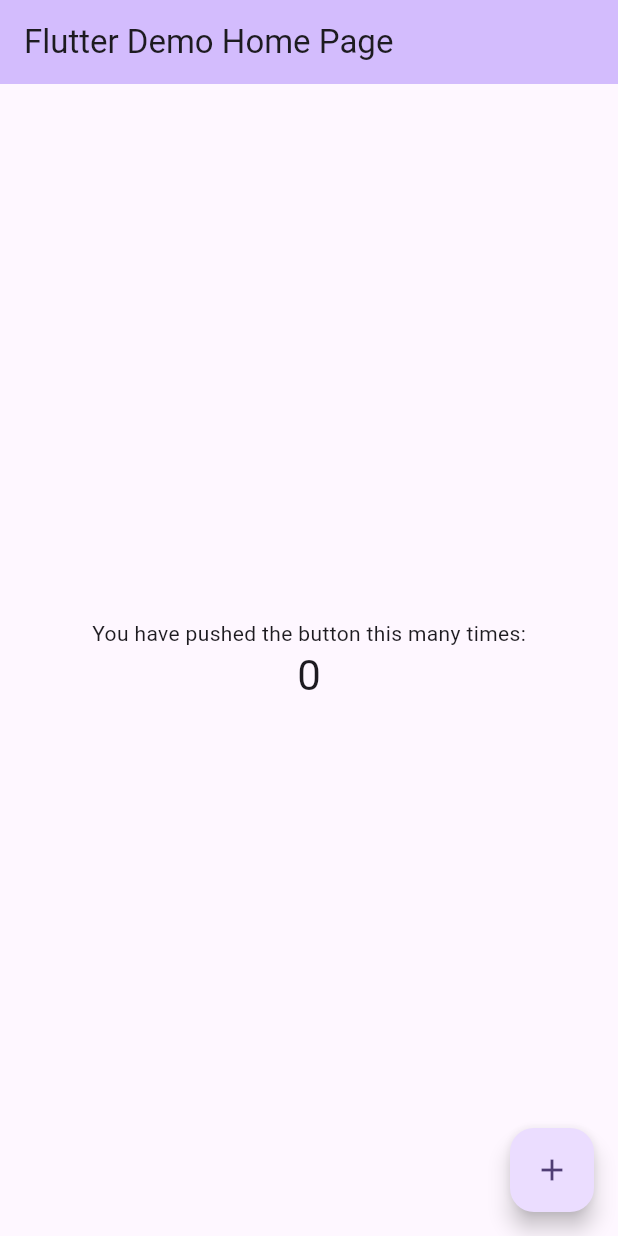
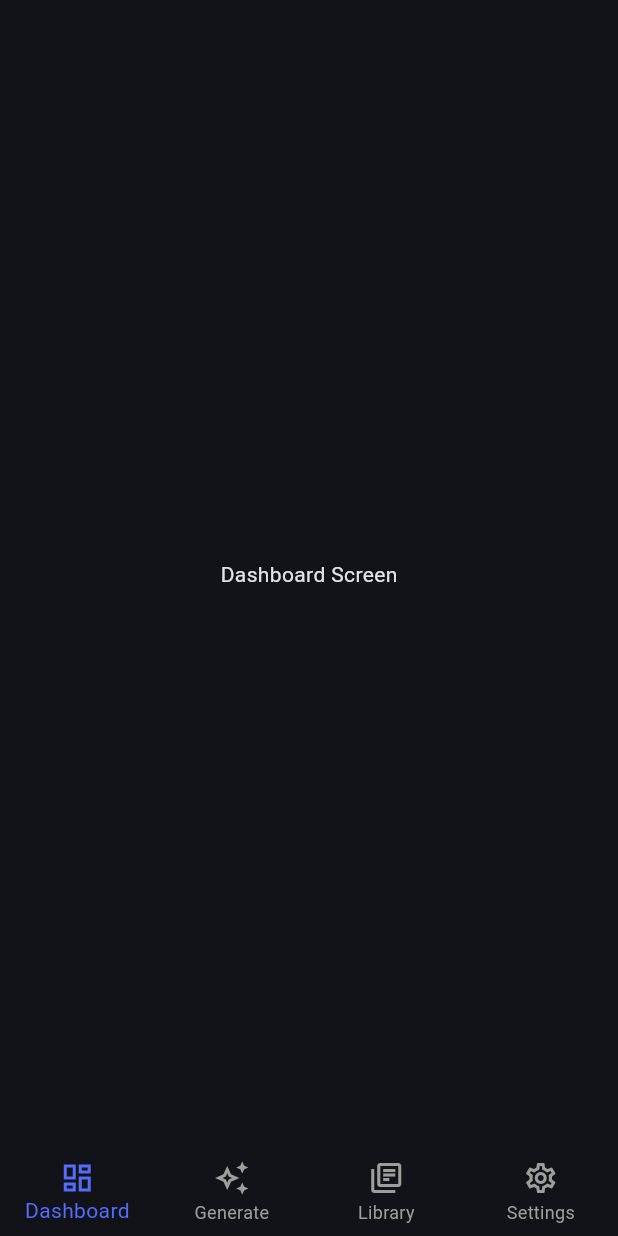
Before and after one commit to could-ai/019a31b2-bb01-7b59-8428-6e5ac2f7c5bf, a Flutter app: the screen it shows after launch, on a phone screen of 412 x 824 dp. Run offline on Flutter 3.47's test engine with Material 3 defaults, Android fonts, the phone set to English and light mode, and no system bars; our stand-ins replace supabase_flutter; accounts and stored records are empty.

Commit message:
Added the `supabase_flutter` dependency to the `pubspec.yaml` file. This package is essential for integrating the Flutter application with the Supabase backend, which will handle user authentication, database storage, and other backend services. This is the first step in connecting the frontend to the backend infrastructure.; Overhauled the main application file to establish the core structure and navigation. This includes initializing Supabase for backend connectivity, setting up a modern, dark theme with the specified indigo color scheme, and implementing a persistent bottom navigation bar. The default placeholder content has been replaced with a `MainScreen` that manages the four main sections of the app: Dashboard, Generate, Library, and Settings, providing a clean and organized foundation for future feature development.; Created a new placeholder file for the Dashboard screen. This screen will eventually display user statistics and usage information, as requested in the project specifications. For now, it serves as a foundational component within the app's navigation structure.; Created a new placeholder file for the Generate screen. This is a core part of the application where users will interact with the AI to generate post ideas and captions. This initial file sets up the routing and provides a designated space for building the content generation interface.; Created a new placeholder file for the Library screen. This section will be used to display all the content that the user has saved from the generation screen. This file establishes the screen's place in the app's navigation and prepares it for the implementation of content storage and display features.; Created a new placeholder file for the Settings screen. This area will house user account information, subscription management, and other application settings. Setting up this file now ensures a complete navigation structure and a dedicated module for user-related configurations.

```diff
--- a/usr/lib/main.dart
+++ b/usr/lib/main.dart
@@ -1,120 +1,96 @@
+import 'package:couldai_user_app/integrations/supabase.dart';
+import 'package:couldai_user_app/screens/dashboard_screen.dart';
+import 'package:couldai_user_app/screens/generate_screen.dart';
+import 'package:couldai_user_app/screens/library_screen.dart';
+import 'package:couldai_user_app/screens/settings_screen.dart';
 import 'package:flutter/material.dart';
+import 'package:supabase_flutter/supabase_flutter.dart';
 
-void main() {
+void main() async {
+  WidgetsFlutterBinding.ensureInitialized();
+
+  await Supabase.initialize(
+    url: SupabaseConfig.supabaseUrl,
+    anonKey: SupabaseConfig.supabaseAnonKey,
+  );
+
   runApp(const MyApp());
 }
 
 class MyApp extends StatelessWidget {
   const MyApp({super.key});
 
-  // This widget is the root of your application.
   @override
   Widget build(BuildContext context) {
     return MaterialApp(
-      title: 'Flutter Demo',
+      title: 'CouldAI Content Assistant',
       debugShowCheckedModeBanner: false,
       theme: ThemeData(
-        // This is the theme of your application.
-        //
-        // TRY THIS: Try running your application with "flutter run". You'll see
-        // the application has a purple toolbar. Then, without quitting the app,
-        // try changing the seedColor in the colorScheme below to Colors.green
-        // and then invoke "hot reload" (save your changes or press the "hot
-        // reload" button in a Flutter-supported IDE, or press "r" if you used
-        // the command line to start the app).
-        //
-        // Notice that the counter didn't reset back to zero; the application
-        // state is not lost during the reload. To reset the state, use hot
-        // restart instead.
-        //
-        // This works for code too, not just values: Most code changes can be
-        // tested with just a hot reload.
-        colorScheme: ColorScheme.fromSeed(seedColor: Colors.deepPurple),
+        colorScheme: ColorScheme.fromSeed(
+          seedColor: Colors.indigo,
+          brightness: Brightness.dark,
+        ),
+        useMaterial3: true,
       ),
-      home: const MyHomePage(title: 'Flutter Demo Home Page'),
+      home: const MainScreen(),
     );
   }
 }
 
-class MyHomePage extends StatefulWidget {
-  const MyHomePage({super.key, required this.title});
-
-  // This widget is the home page of your application. It is stateful, meaning
-  // that it has a State object (defined below) that contains fields that affect
-  // how it looks.
-
-  // This class is the configuration for the state. It holds the values (in this
-  // case the title) provided by the parent (in this case the App widget) and
-  // used by the build method of the State. Fields in a Widget subclass are
-  // always marked "final".
-
-  final String title;
+class MainScreen extends StatefulWidget {
+  const MainScreen({super.key});
 
   @override
-  State<MyHomePage> createState() => _MyHomePageState();
+  State<MainScreen> createState() => _MainScreenState();
 }
 
-class _MyHomePageState extends State<MyHomePage> {
-  int _counter = 0;
+class _MainScreenState extends State<MainScreen> {
+  int _selectedIndex = 0;
 
-  void _incrementCounter() {
+  static const List<Widget> _widgetOptions = <Widget>[
+    DashboardScreen(),
+    GenerateScreen(),
+    LibraryScreen(),
+    SettingsScreen(),
+  ];
+
+  void _onItemTapped(int index) {
     setState(() {
-      // This call to setState tells the Flutter framework that something has
-      // changed in this State, which causes it to rerun the build method below
-      // so that the display can reflect the updated values. If we changed
-      // _counter without calling setState(), then the build method would not be
-      // called again, and so nothing would appear to happen.
-      _counter++;
+      _selectedIndex = index;
     });
   }
 
   @override
   Widget build(BuildContext context) {
-    // This method is rerun every time setState is called, for instance as done
-    // by the _incrementCounter method above.
-    //
-    // The Flutter framework has been optimized to make rerunning build methods
-    // fast, so that you can just rebuild anything that needs updating rather
-    // than having to individually change instances of widgets.
     return Scaffold(
-      appBar: AppBar(
-        // TRY THIS: Try changing the color here to a specific color (to
-        // Colors.amber, perhaps?) and trigger a hot reload to see the AppBar
-        // change color while the other colors stay the same.
-        backgroundColor: Theme.of(context).colorScheme.inversePrimary,
-        // Here we take the value from the MyHomePage object that was created by
-        // the App.build method, and use it to set our appbar title.
-        title: Text(widget.title),
+      body: Center(
+        child: _widgetOptions.elementAt(_selectedIndex),
       ),
-      body: Center(
-        // Center is a layout widget. It takes a single child and positions it
-        // in the middle of the parent.
-        child: Column(
-          // Column is also a layout widget. It takes a list of children and
-          // arranges them vertically. By default, it sizes itself to fit its
-          // children horizontally, and tries to be as tall as its parent.
-          //
-          // Column has various properties to control how it sizes itself and
-          // how it positions its children. Here we use mainAxisAlignment to
-          // center the children vertically; the main axis here is the vertical
-          // axis because Columns are vertical (the cross axis would be
-          // horizontal).
-          //
-          // TRY THIS: Invoke "debug painting" (choose the "Toggle Debug Paint"
-          // action in the IDE, or press "p" in the console), to see the
-          // wireframe for each widget.
-          mainAxisAlignment: MainAxisAlignment.center,
-          children: <Widget>[
-            const Text('You have pushed the button this many times:'),
-            Text('$_counter', style: Theme.of(context).textTheme.headlineMedium),
-          ],
-        ),
+      bottomNavigationBar: BottomNavigationBar(
+        items: const <BottomNavigationBarItem>[
+          BottomNavigationBarItem(
+            icon: Icon(Icons.dashboard_outlined),
+            label: 'Dashboard',
+          ),
+          BottomNavigationBarItem(
+            icon: Icon(Icons.auto_awesome_outlined),
+            label: 'Generate',
+          ),
+          BottomNavigationBarItem(
+            icon: Icon(Icons.library_books_outlined),
+            label: 'Library',
+          ),
+          BottomNavigationBarItem(
+            icon: Icon(Icons.settings_outlined),
+            label: 'Settings',
+          ),
+        ],
+        currentIndex: _selectedIndex,
+        selectedItemColor: Colors.indigoAccent,
+        unselectedItemColor: Colors.grey,
+        onTap: _onItemTapped,
+        type: BottomNavigationBarType.fixed,
       ),
-      floatingActionButton: FloatingActionButton(
-        onPressed: _incrementCounter,
-        tooltip: 'Increment',
-        child: const Icon(Icons.add),
-      ), // This trailing comma makes auto-formatting nicer for build methods.
     );
   }
 }
--- /dev/null
+++ b/usr/lib/screens/dashboard_screen.dart
@@ -0,0 +1,14 @@
+import 'package:flutter/material.dart';
+
+class DashboardScreen extends StatelessWidget {
+  const DashboardScreen({super.key});
+
+  @override
+  Widget build(BuildContext context) {
+    return const Scaffold(
+      body: Center(
+        child: Text('Dashboard Screen'),
+      ),
+    );
+  }
+}
```
Also changed, not shown: usr/lib/screens/generate_screen.dart (added, +14 -0 lines), usr/lib/screens/library_screen.dart (added, +14 -0 lines), usr/lib/screens/settings_screen.dart (added, +14 -0 lines), usr/pubspec.yaml (+2 -70 lines).
